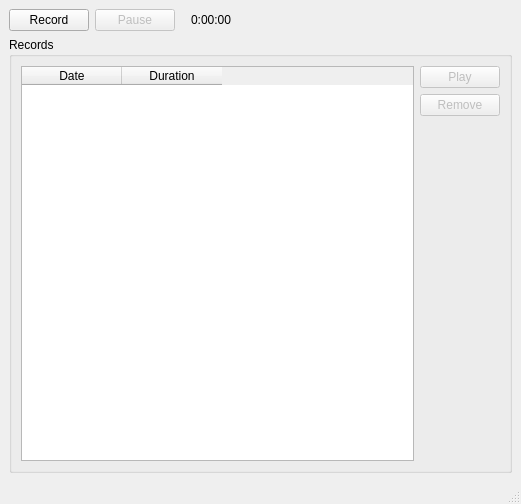
First picture: the form in voicerecorder/mainwindow.ui, repository espdev/VoiceRecorder, before the edit.
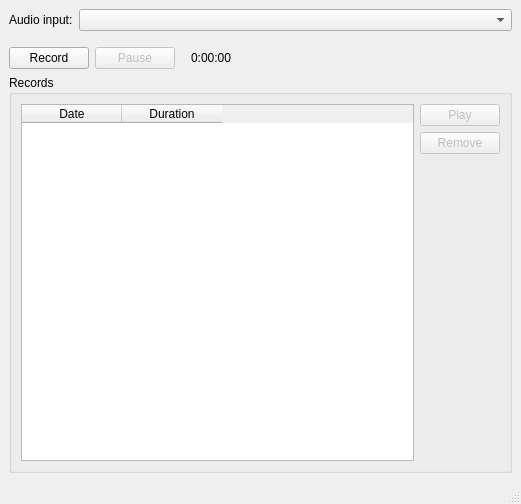
Second picture: the form after the edit.

Commit message: Use QAudioRecorder instead pyaudio

```diff
--- a/voicerecorder/mainwindow.ui
+++ b/voicerecorder/mainwindow.ui
@@ -15,6 +15,36 @@
   </property>
   <widget class="QWidget" name="centralwidget">
    <layout class="QVBoxLayout" name="verticalLayout">
+    <item>
+     <layout class="QHBoxLayout" name="horizontalLayout_3" stretch="0,1">
+      <item>
+       <widget class="QLabel" name="label">
+        <property name="text">
+         <string>Audio input:</string>
+        </property>
+       </widget>
+      </item>
+      <item>
+       <widget class="QComboBox" name="cmboxAudioInput"/>
+      </item>
+     </layout>
+    </item>
+    <item>
+     <spacer name="verticalSpacer_2">
+      <property name="orientation">
+       <enum>Qt::Vertical</enum>
+      </property>
+      <property name="sizeType">
+       <enum>QSizePolicy::Fixed</enum>
+      </property>
+      <property name="sizeHint" stdset="0">
+       <size>
+        <width>20</width>
+        <height>10</height>
+       </size>
+      </property>
+     </spacer>
+    </item>
     <item>
      <layout class="QHBoxLayout" name="horizontalLayout">
       <item>
```
The commit also changes 6 other files.
